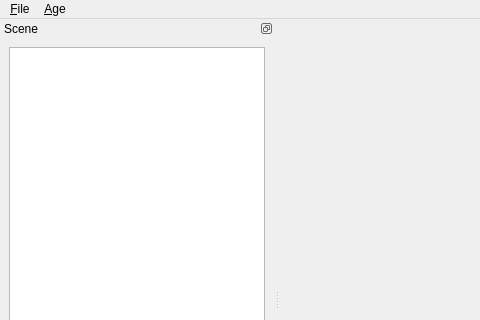
Qt form agecreator/gui/ACMainWindow.ui (Subspark/agecreator) before a commit; both pictures show x 0 to 480 and y 0 to 320 of the 800 by 600 pixel window.
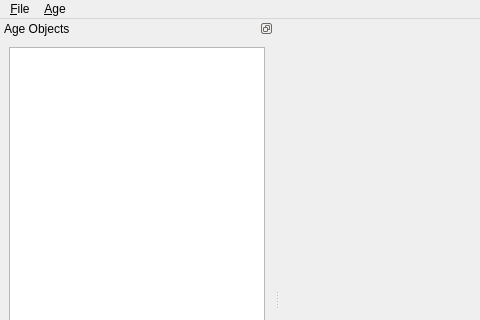
The same form after that commit.

Commit message: Fix drawable handle to create a single plDrawableSpans object for each page  * Lots of smaller fixes

What changed in the file:
```diff
--- a/agecreator/gui/ACMainWindow.ui
+++ b/agecreator/gui/ACMainWindow.ui
@@ -54,7 +54,7 @@
     <set>QDockWidget::DockWidgetFloatable|QDockWidget::DockWidgetMovable</set>
    </property>
    <property name="windowTitle">
-    <string>Scene</string>
+    <string>Age Objects</string>
    </property>
    <attribute name="dockWidgetArea">
     <number>1</number>
```
The commit also changes 6 other files.
